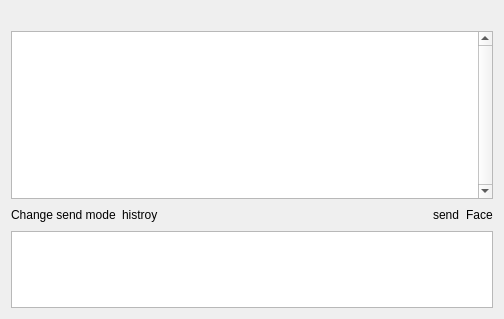
Old version of the form qt4_src/src/ui/msgsend.ui in the repository libfetion/libfetion-gui.
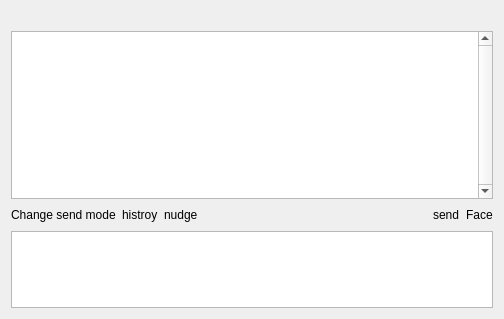
New version of the form. Custom widgets are drawn as their Qt base class.

Commit message:
add nudge support. Now sending nudge have finished. and receiving nudge message do not finish, but I have finished the function interface of it.
others: add nudge_button.gif of skin, which is stored at skinname/theme

Patch:
```diff
--- a/qt4_src/src/ui/msgsend.ui
+++ b/qt4_src/src/ui/msgsend.ui
@@ -98,6 +98,13 @@
        </property>
       </widget>
      </item>
+     <item>
+      <widget class="QLabelMouse" name="TB_NUDGE" >
+       <property name="text" >
+        <string>nudge</string>
+       </property>
+      </widget>
+     </item>
      <item>
       <spacer>
        <property name="orientation" >
```
Left out of the diff: 12 changed lines with no effect on the pictures. The commit also changes 13 other files.
